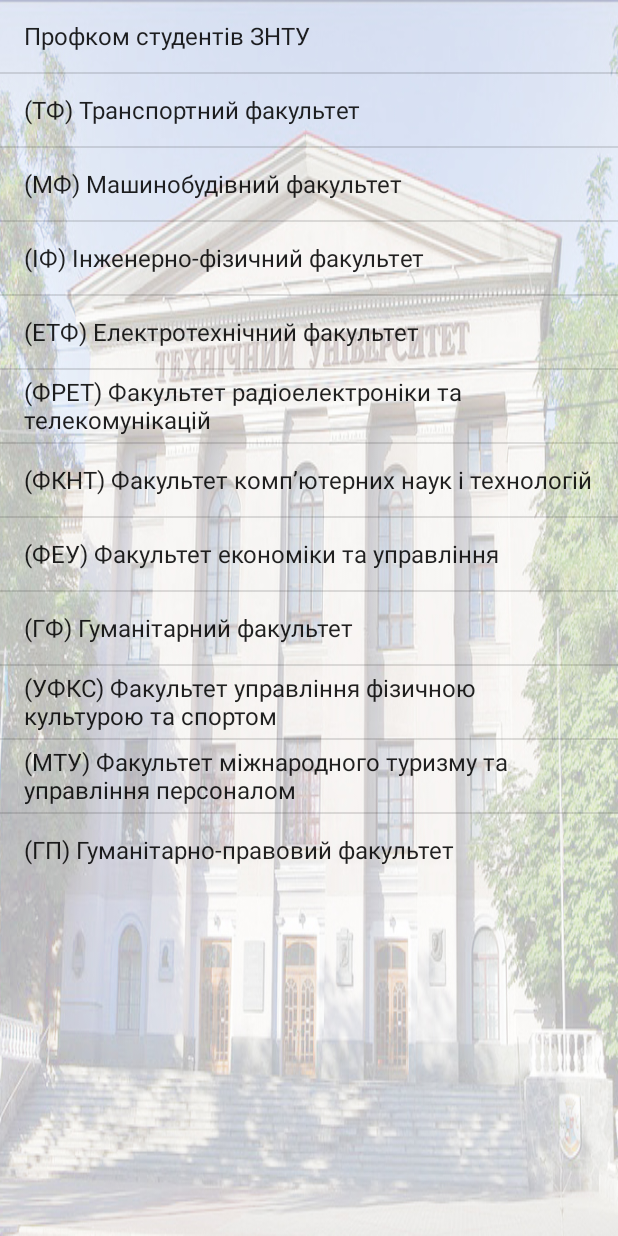
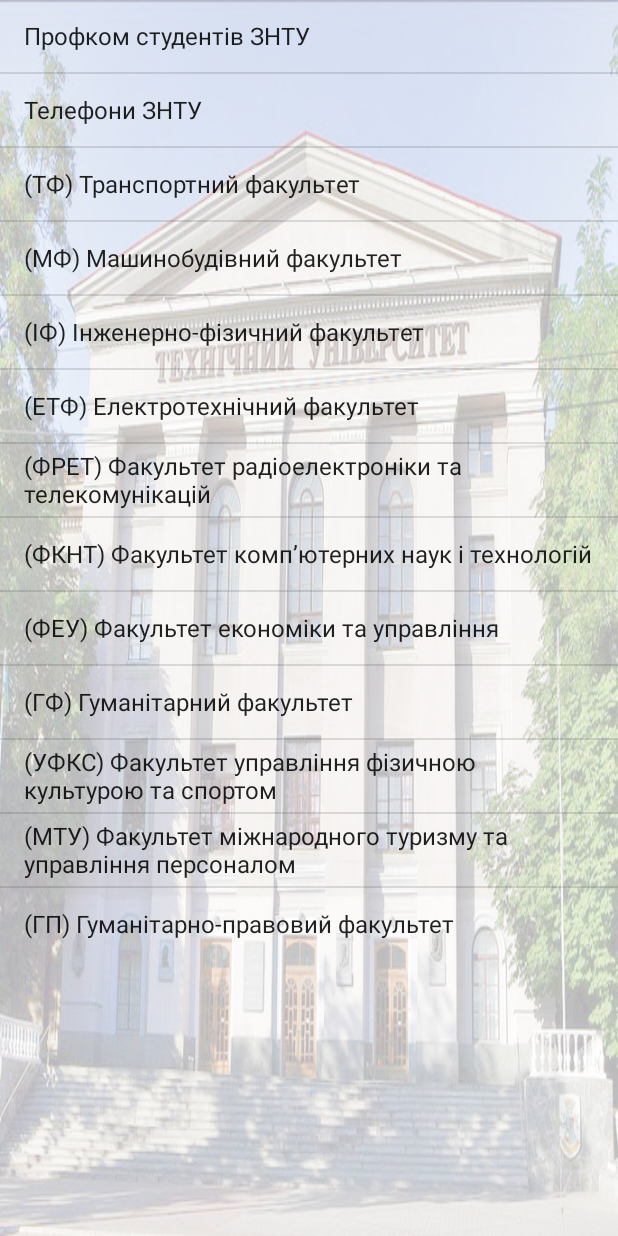
Before and after one commit to DenisBogatirov/zntu-guidebook, an Android app: the Class_Menu2 screen opened directly, with no data from a screen before it, on a phone screen of 412 x 824 dp. Run offline under Robolectric (Android 15) with nearby library versions, the phone set to English and light mode, and no system bars.

Commit message:
Будем делать меню совсем иначе. Из скроллист в скрол вью.  2 вью..

```diff
--- a/app/src/main/AndroidManifest.xml
+++ b/app/src/main/AndroidManifest.xml
@@ -2,6 +2,9 @@
 <manifest xmlns:android="http://schemas.android.com/apk/res/android"
     package="com.example.com.zntu" >
     <uses-permission android:name="android.permission.INTERNET" />
+    <uses-permission android:name="android.permission.CALL_PHONE"/>
+
+
     <application
         android:allowBackup="true"
         android:icon="@drawable/ic_zntu"
--- a/app/src/main/java/com/example/com/zntu/Class_Menu2.java
+++ b/app/src/main/java/com/example/com/zntu/Class_Menu2.java
@@ -6,6 +6,7 @@ import android.view.View;
 import android.widget.AdapterView;
 import android.widget.ArrayAdapter;
 import android.widget.ListView;
+import android.widget.ScrollView;
 import android.widget.Spinner;
 import android.widget.TextView;
 import android.widget.Toast;
@@ -15,33 +16,41 @@ import android.widget.Toast;
  * Created by 1injener on 16.07.15.
  */
 public class Class_Menu2 extends Activity {
-    ListView listView = (ListView)findViewById(R.id.listViewDovidka);
 
     protected void onCreate(Bundle savedInstanceState) {
         super.onCreate(savedInstanceState);
         setContentView(R.layout.setting_dzin2);
 
+        final ListView listView_Dovidka = (ListView)findViewById(R.id.listViewDovidka);
+        final ScrollView scrollView_Dovidka = (ScrollView)findViewById(R.id.scrollViewDovidka);
+
+
+
+        listView_Dovidka.setVisibility(View.VISIBLE);
+        scrollView_Dovidka.setVisibility(View.INVISIBLE);
 
 // определяем массив типа String
         final String[] catnames = getResources().getStringArray(R.array.TelephoneList);
 // используем адаптер данных
         ArrayAdapter<String> adapter = new ArrayAdapter<String>(this,	android.R.layout.simple_list_item_1, catnames);
-        listView.setAdapter(adapter);
-        listView.setOnItemClickListener(new AdapterView.OnItemClickListener() {
+        listView_Dovidka.setAdapter(adapter);
+
+
+        listView_Dovidka.setOnItemClickListener(new AdapterView.OnItemClickListener() {
             @Override
-            public void onItemClick(AdapterView<?> parent, View itemClicked, int position,
-                                    long id) {
+            public void onItemClick(AdapterView<?> parent, View itemClicked, int position, long id) {
+
                 Toast.makeText(getApplicationContext(), ((TextView)itemClicked).getText(),
                         Toast.LENGTH_SHORT).show();
-            }
-        });
 
 
 
-    }
+               // if()
+                listView_Dovidka.setVisibility(View.INVISIBLE);
+                scrollView_Dovidka.setVisibility(View.VISIBLE);
 
 
-
-
-
+            }
+        });
     }
+}
--- a/app/src/main/java/com/example/com/zntu/MainActivity.java
+++ b/app/src/main/java/com/example/com/zntu/MainActivity.java
@@ -42,6 +42,17 @@ import java.io.InputStreamReader;
 import java.net.URI;
 import java.util.Timer;
 import java.util.TimerTask;
+
+
+
+/*
+
+Intent myIntent = new Intent(Intent.ACTION_CALL, Uri.parse(“tel:” + Contacts_Phone));
+myIntent.setFlags(Intent.FLAG_ACTIVITY_NEW_TASK);
+startActivity(myIntent);
+
+ */
+
 
 
 public class MainActivity extends Activity implements View.OnClickListener {
--- a/app/src/main/res/layout/setting_dzin2.xml
+++ b/app/src/main/res/layout/setting_dzin2.xml
@@ -10,6 +10,25 @@
         android:layout_height="wrap_content"
         android:id="@+id/listViewDovidka"
         android:layout_gravity="center_horizontal"
-        android:entries="@array/TelephoneList" />
+        android:entries="@array/TelephoneList"
+        android:visibility="visible" />
+
+    <ScrollView
+        android:layout_width="match_parent"
+        android:layout_height="match_parent"
+        android:id="@+id/scrollViewDovidka"
+        android:layout_gravity="center_horizontal"
+        android:visibility="invisible" >
+
+        <TextView
+            android:layout_width="wrap_content"
+            android:layout_height="wrap_content"
+            android:textAppearance="?android:attr/textAppearanceLarge"
+            android:text="@string/texttest"
+            android:id="@+id/textView18"
+            android:textStyle="bold|italic"
+            android:textSize="30sp"
+            android:textColor="#ffff0003" />
+    </ScrollView>
 
 </LinearLayout>
--- a/app/src/main/res/values/strings.xml
+++ b/app/src/main/res/values/strings.xml
@@ -32,12 +32,13 @@
     <string name="selector">ЕПт</string>
 
     <string name="Decanat"><h1>Транспортний факультет</h1></string>
-
+    <string name="texttest">Єто просто текст которій буде тут отобрадтсья когда я сделаю все как мнетнеобходимо рабоаіп</string>
 
 
     <string-array name="TelephoneList">
 
         <item>Профком студентів ЗНТУ</item>
+        <item>Телефони ЗНТУ</item>
         <item>(ТФ) Транспортний факультет</item>
         <item>(МФ) Машинобудівний факультет</item>
         <item>(ІФ) Інженерно-фізичний факультет</item>
```
